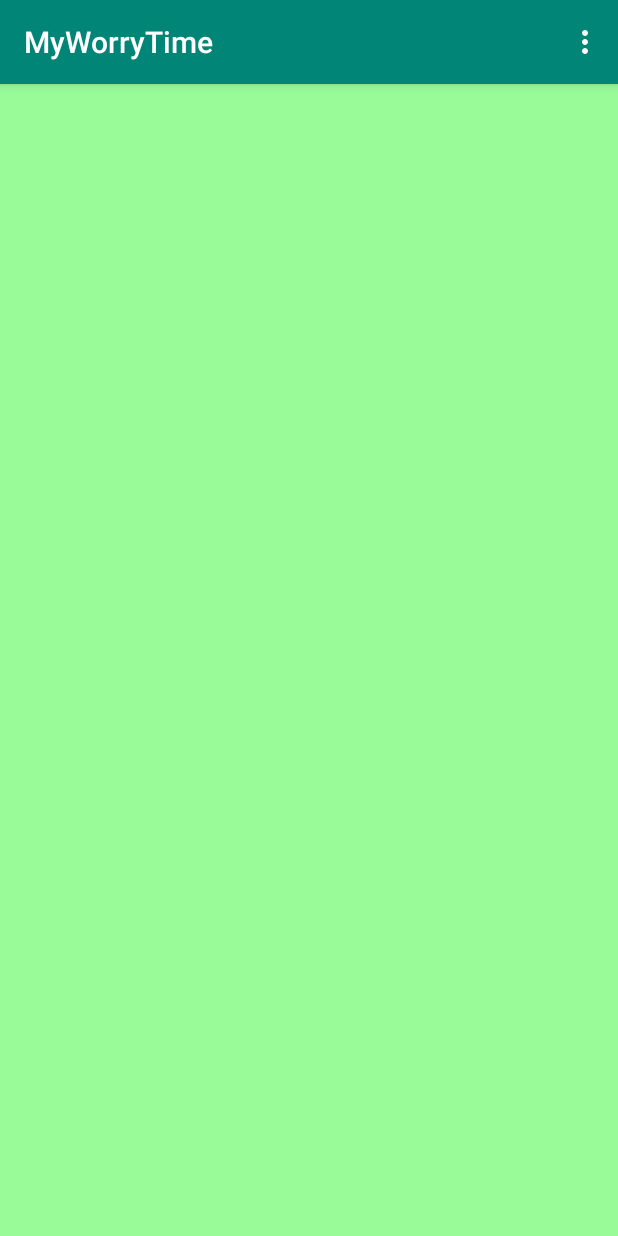
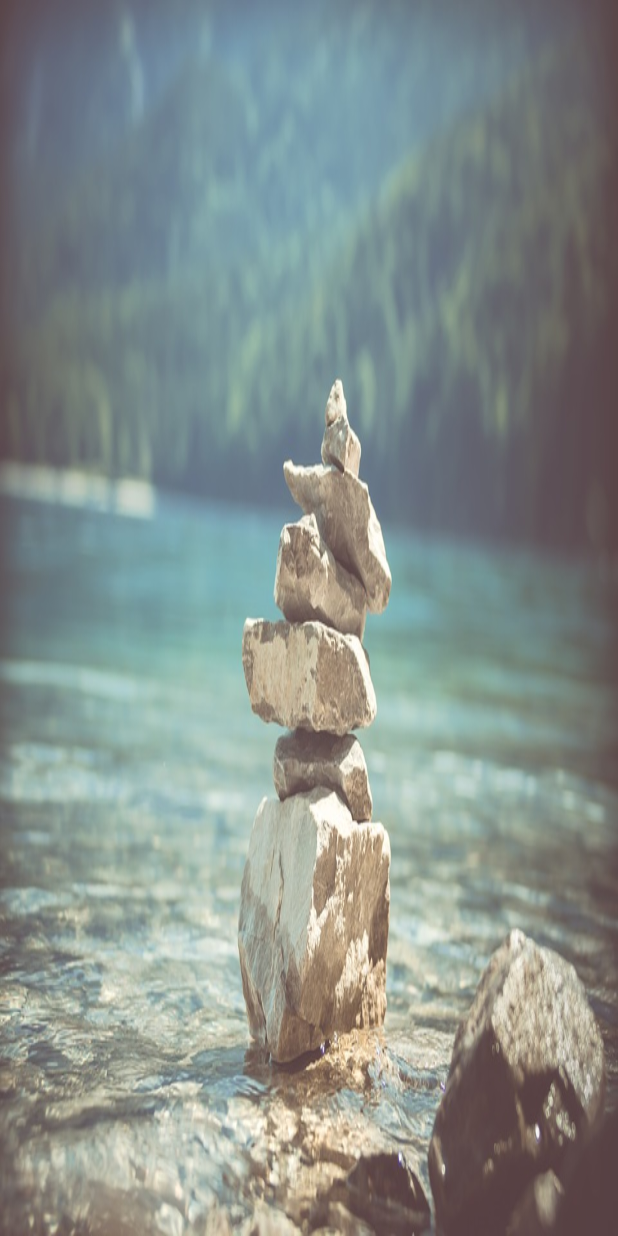
Before and after one commit to WFoster1994/MyWorryTime, an Android app: the first screen one second after launch (MainActivity before the commit, SplashActivity after it), on a phone screen of 412 x 824 dp. Run offline under Robolectric (Android 15) with nearby library versions, the phone set to English and light mode, and no system bars.

Commit message:
Fixed Bug Surrounding Splash Screen

```diff
--- a/app/src/main/java/will/example/myworrytime/MainActivity.java
+++ b/app/src/main/java/will/example/myworrytime/MainActivity.java
@@ -1,16 +1,11 @@
 package will.example.myworrytime;
 
 import android.os.Bundle;
-
-import com.google.android.material.floatingactionbutton.FloatingActionButton;
-import com.google.android.material.snackbar.Snackbar;
+import android.view.Menu;
+import android.view.MenuItem;
 
 import androidx.appcompat.app.AppCompatActivity;
 import androidx.appcompat.widget.Toolbar;
-
-import android.view.View;
-import android.view.Menu;
-import android.view.MenuItem;
 
 public class MainActivity extends AppCompatActivity {
 
@@ -18,8 +13,6 @@ public class MainActivity extends AppCompatActivity {
     protected void onCreate(Bundle savedInstanceState) {
         super.onCreate(savedInstanceState);
         setContentView(R.layout.activity_main);
-        Toolbar toolbar = findViewById(R.id.toolbar);
-        setSupportActionBar(toolbar);
     }
 
     @Override
--- /dev/null
+++ b/app/src/main/java/will/example/myworrytime/SplashActivity.java
@@ -0,0 +1,25 @@
+package will.example.myworrytime;
+
+import android.app.Activity;
+import android.content.Intent;
+import android.os.Bundle;
+import android.os.Handler;
+
+public class SplashActivity extends Activity {
+
+    @Override
+    protected void onCreate(Bundle savedInstanceState) {
+        super.onCreate(savedInstanceState);
+        setContentView(R.layout.activity_splash);
+
+        new Handler().postDelayed(new Runnable() {
+
+            @Override
+            public void run() {
+                Intent i = new Intent(SplashActivity.this, MainActivity.class);
+                startActivity(i);
+                finish();
+            }
+        }, 3000);
+    }
+}
--- /dev/null
+++ b/app/src/main/res/layout/activity_splash.xml
@@ -0,0 +1,8 @@
+<?xml version="1.0" encoding="utf-8"?>
+<LinearLayout xmlns:android="http://schemas.android.com/apk/res/android"
+    xmlns:tools="http://schemas.android.com/tools"
+    android:layout_width="fill_parent"
+    android:layout_height="fill_parent"
+    android:background="@drawable/worrytime_practice"
+    android:orientation="vertical">
+</LinearLayout>
```
Also changed, not shown: app/src/main/AndroidManifest.xml (+16 -7 lines), app/src/main/res/drawable-v24/worrytime_practice.jpg (added).
